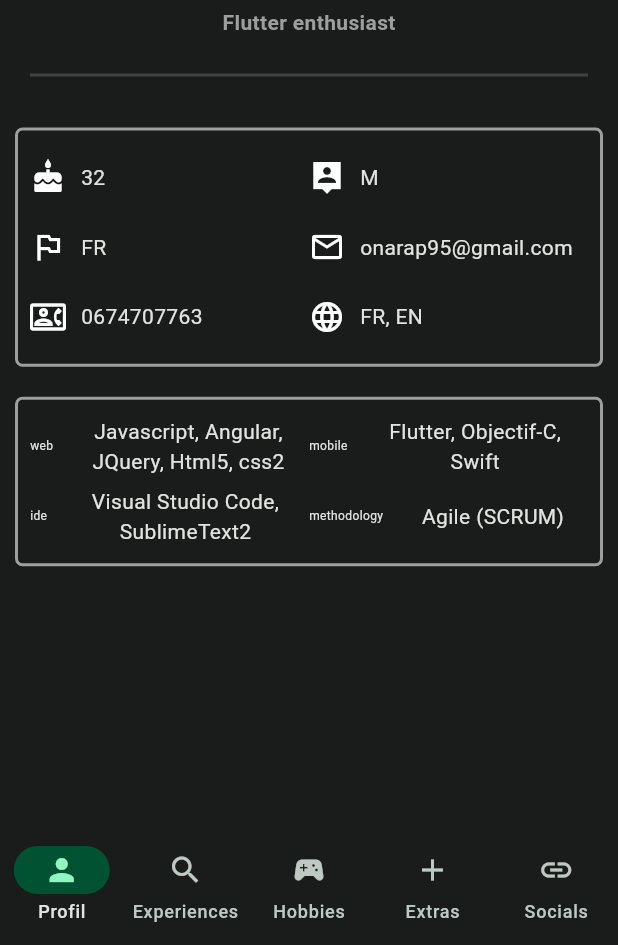
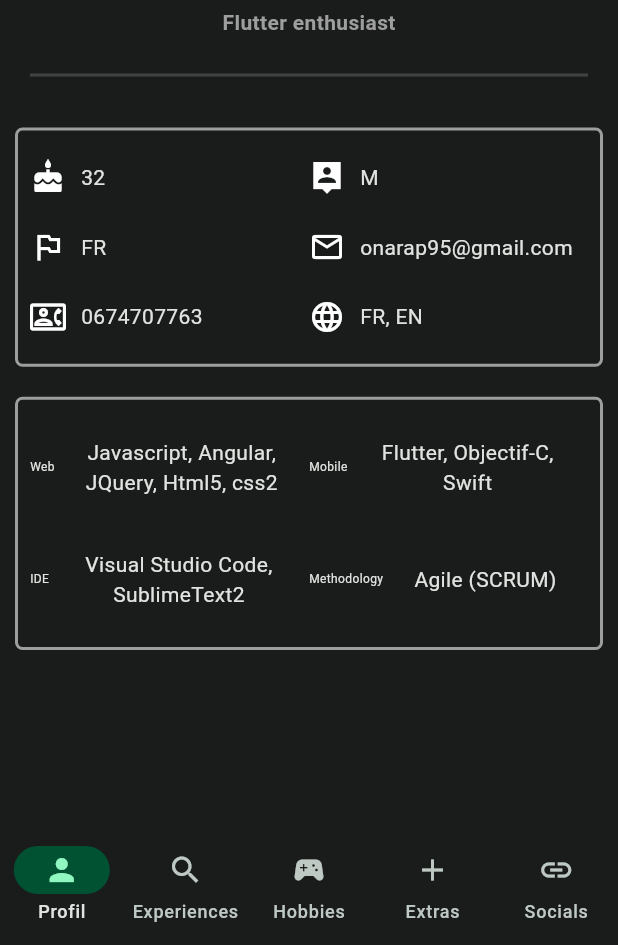
Before and after one commit to On-Arap/vincentburel_resume, a Flutter app: the screen it shows after launch, on a phone screen of 412 x 824 dp, the part 291-1236 px from its top. Run offline on Flutter 3.47's test engine with Material 3 defaults, Android fonts, the phone set to English and light mode, and no system bars; our stand-ins replace bloc, flutter_bloc.

Commit message:
add design stuff for Technos

```diff
--- a/lib/components/technos.dart
+++ b/lib/components/technos.dart
@@ -35,7 +35,7 @@ class Technos extends StatelessWidget {
                     padding: const EdgeInsets.all(8.0),
                     child: GridView.count(
                       crossAxisCount: 2,
-                      childAspectRatio: (1 / .25),
+                      childAspectRatio: (1 / .4),
                       shrinkWrap: true,
                       children: state.technos.map((info) {
                         var icon;
@@ -47,10 +47,13 @@ class Technos extends StatelessWidget {
                           icon,
                           const SizedBox(width: 10),
                           Expanded(
-                            child: Text(
-                              info.value,
-                              textAlign: TextAlign.center,
-                              style: const TextStyle(fontSize: 14),
+                            child: Padding(
+                              padding: const EdgeInsets.only(right: 10.0),
+                              child: Text(
+                                info.value,
+                                textAlign: TextAlign.center,
+                                style: const TextStyle(fontSize: 14),
+                              ),
                             ),
                           )
                         ]);
```
Also changed, not shown: assets/technos.json (+4 -4 lines).
